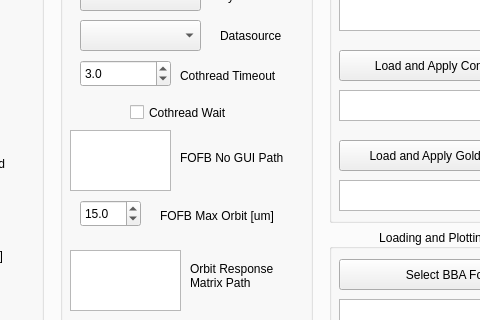
Qt form src/dls_bba/fbba_gui.ui (DiamondLightSource/dls-bba) before a commit; both pictures show x 241 to 721 and y 156 to 476 of the 843 by 772 pixel window.
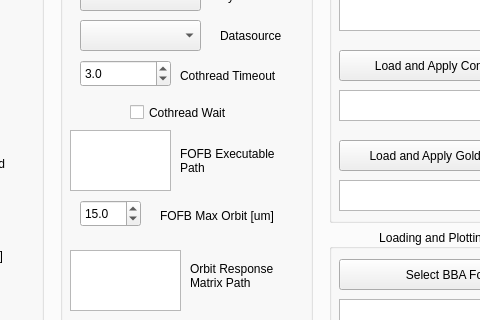
The same form after that commit.

Commit message: Update nogui to executable

```diff
--- a/src/dls_bba/fbba_gui.ui
+++ b/src/dls_bba/fbba_gui.ui
@@ -1374,13 +1374,16 @@
           <property name="geometry">
            <rect>
             <x>120</x>
-            <y>250</y>
+            <y>240</y>
             <width>121</width>
-            <height>16</height>
+            <height>41</height>
            </rect>
           </property>
           <property name="text">
-           <string>FOFB No GUI Path</string>
+           <string>FOFB Executable Path</string>
+          </property>
+          <property name="wordWrap">
+           <bool>true</bool>
           </property>
          </widget>
          <widget class="QLabel" name="label_21">
```
Left out of the diff: 2 changed lines with no effect on the pictures. The commit also changes 3 other files.
